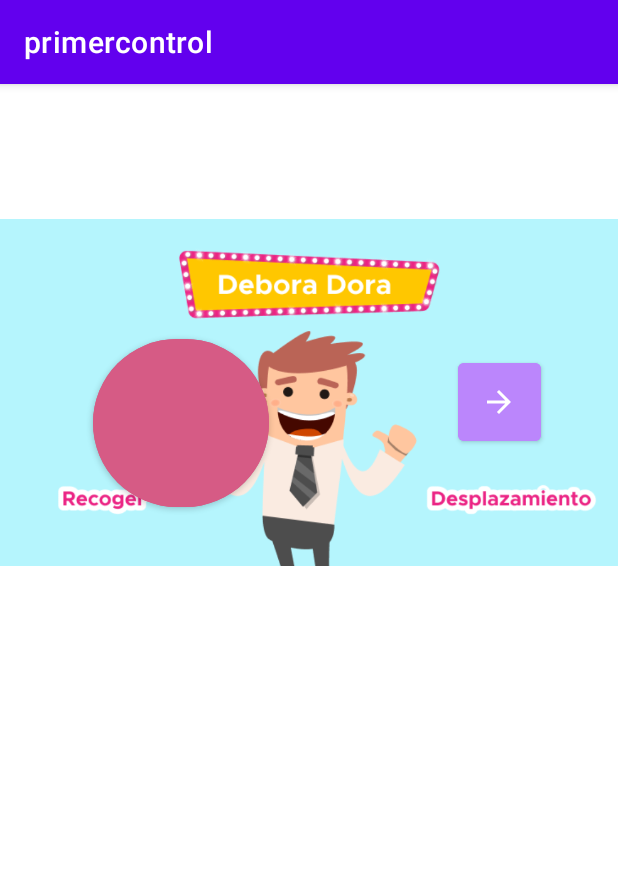
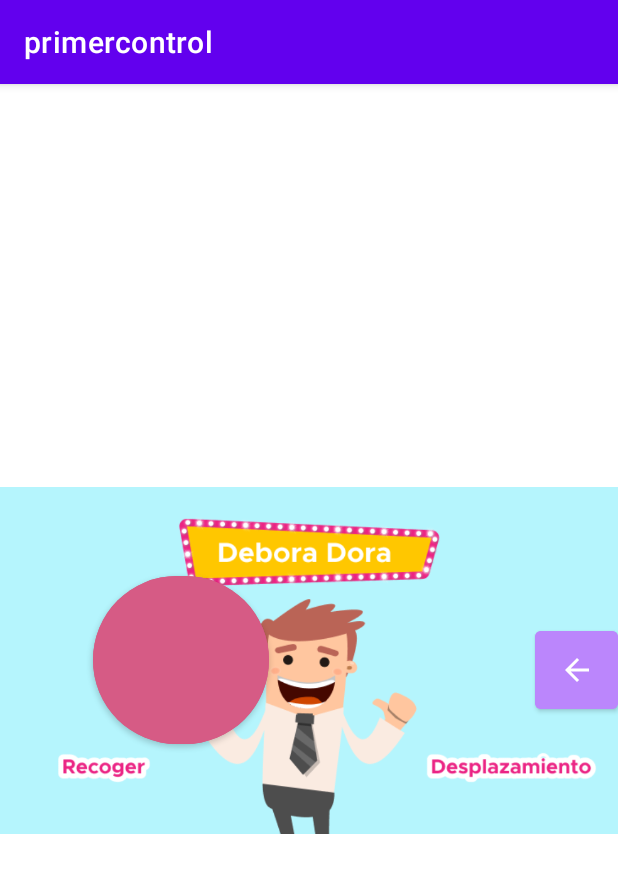
Before and after one commit to joctypo/DragRace_Android2, an Android app: the screen it shows after launch (MainActivity), on a phone screen of 412 x 824 dp. Shown: the top 873 px of the screen. Run offline under Robolectric (Android 15) with nearby library versions, the phone set to English and light mode, and no system bars.

Commit message:
ajustes ui

```diff
--- a/app/src/main/res/layout/activity_main.xml
+++ b/app/src/main/res/layout/activity_main.xml
@@ -12,24 +12,11 @@
         android:layout_width="wrap_content"
         android:layout_height="wrap_content"
         android:backgroundTint="#EF437D"
+        app:layout_constraintBottom_toBottomOf="parent"
         app:layout_constraintEnd_toEndOf="parent"
         app:layout_constraintStart_toStartOf="parent"
         app:layout_constraintTop_toTopOf="parent"
         app:srcCompat="@drawable/debora" />
-
-    <Button
-        android:id="@+id/izquierda"
-        android:layout_width="55dp"
-        android:layout_height="64dp"
-        android:layout_marginStart="515dp"
-        android:layout_marginTop="180dp"
-        android:layout_marginBottom="167dp"
-        android:backgroundTint="@color/purple_200"
-        app:icon="@drawable/abc_vector_test"
-        app:iconPadding="1dp"
-        app:layout_constraintBottom_toBottomOf="@+id/imageView"
-        app:layout_constraintStart_toStartOf="@+id/imageView"
-        app:layout_constraintTop_toTopOf="@+id/imageView" />
 
     <Button
         android:id="@+id/abajo"
@@ -37,53 +24,78 @@
         android:layout_height="64dp"
         android:layout_marginStart="570dp"
         android:layout_marginEnd="106dp"
-        android:layout_marginBottom="111dp"
         android:backgroundTint="@color/purple_200"
         android:rotation="270"
         app:icon="@drawable/abc_vector_test"
         app:iconPadding="1dp"
-        app:layout_constraintBottom_toBottomOf="@+id/imageView"
+        app:layout_constraintBottom_toBottomOf="parent"
         app:layout_constraintEnd_toEndOf="@+id/imageView"
-        app:layout_constraintStart_toStartOf="@+id/imageView" />
+        app:layout_constraintHorizontal_bias="0.0"
+        app:layout_constraintStart_toStartOf="@+id/imageView"
+        app:layout_constraintTop_toBottomOf="@+id/arriba"
+        app:layout_constraintVertical_bias="0.347" />
 
     <Button
         android:id="@+id/derecha"
         android:layout_width="55dp"
         android:layout_height="64dp"
+        android:layout_marginStart="52dp"
         android:layout_marginTop="180dp"
-        android:layout_marginEnd="51dp"
+        android:layout_marginEnd="52dp"
         android:backgroundTint="@color/purple_200"
         android:rotation="180"
         app:icon="@drawable/abc_vector_test"
         app:iconPadding="1dp"
+        app:layout_constraintBottom_toBottomOf="parent"
         app:layout_constraintEnd_toEndOf="@+id/imageView"
-        app:layout_constraintTop_toTopOf="@+id/imageView" />
+        app:layout_constraintStart_toEndOf="@+id/izquierda"
+        app:layout_constraintTop_toTopOf="@+id/imageView"
+        app:layout_constraintVertical_bias="0.0" />
+
+    <Button
+        android:id="@+id/izquierda"
+        android:layout_width="55dp"
+        android:layout_height="64dp"
+        android:layout_marginStart="516dp"
+        android:layout_marginTop="180dp"
+        android:layout_marginBottom="167dp"
+        android:backgroundTint="@color/purple_200"
+        app:icon="@drawable/abc_vector_test"
+        app:iconPadding="1dp"
+        app:layout_constraintBottom_toBottomOf="@+id/imageView"
+        app:layout_constraintEnd_toStartOf="@+id/derecha"
+        app:layout_constraintHorizontal_bias="0.5"
+        app:layout_constraintStart_toEndOf="@+id/imageView"
+        app:layout_constraintStart_toStartOf="@+id/imageView"
+        app:layout_constraintTop_toTopOf="@+id/imageView"
+        app:layout_constraintVertical_bias="0.0" />
 
     <Button
         android:id="@+id/arriba"
         android:layout_width="55dp"
         android:layout_height="64dp"
         android:layout_marginStart="570dp"
-        android:layout_marginTop="125dp"
+        android:layout_marginTop="116dp"
         android:layout_marginEnd="106dp"
         android:backgroundTint="@color/purple_200"
         android:rotation="90"
         app:icon="@drawable/abc_vector_test"
         app:iconPadding="1dp"
         app:layout_constraintEnd_toEndOf="@+id/imageView"
+        app:layout_constraintHorizontal_bias="0.0"
         app:layout_constraintStart_toStartOf="@+id/imageView"
-        app:layout_constraintTop_toTopOf="@+id/imageView" />
+        app:layout_constraintTop_toTopOf="parent" />
 
     <Button
         android:id="@+id/recoger"
         android:layout_width="117dp"
         android:layout_height="124dp"
         android:layout_marginStart="62dp"
-        android:layout_marginTop="164dp"
-        android:layout_marginBottom="123dp"
         android:backgroundTint="#D65B85"
         app:cornerRadius="300dp"
-        app:layout_constraintBottom_toBottomOf="@+id/imageView"
+        app:layout_constraintBottom_toBottomOf="parent"
+        app:layout_constraintEnd_toStartOf="@+id/izquierda"
+        app:layout_constraintHorizontal_bias="0.0"
         app:layout_constraintStart_toStartOf="@+id/imageView"
-        app:layout_constraintTop_toTopOf="@+id/imageView" />
+        app:layout_constraintTop_toTopOf="parent" />
 </androidx.constraintlayout.widget.ConstraintLayout>
```
